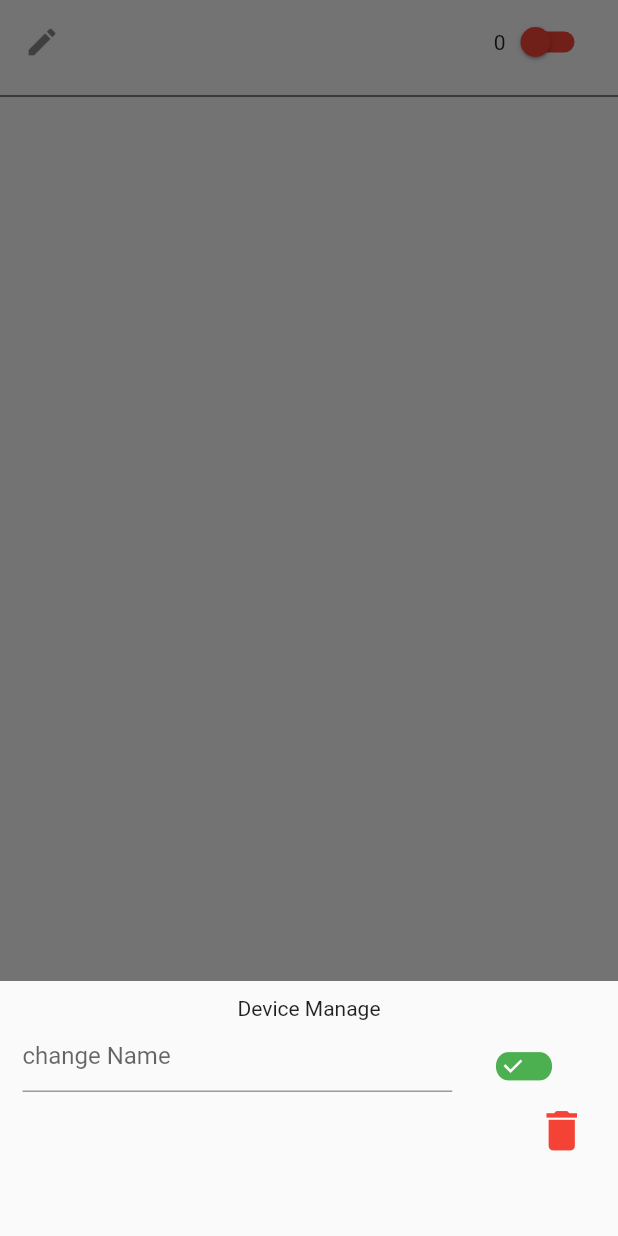
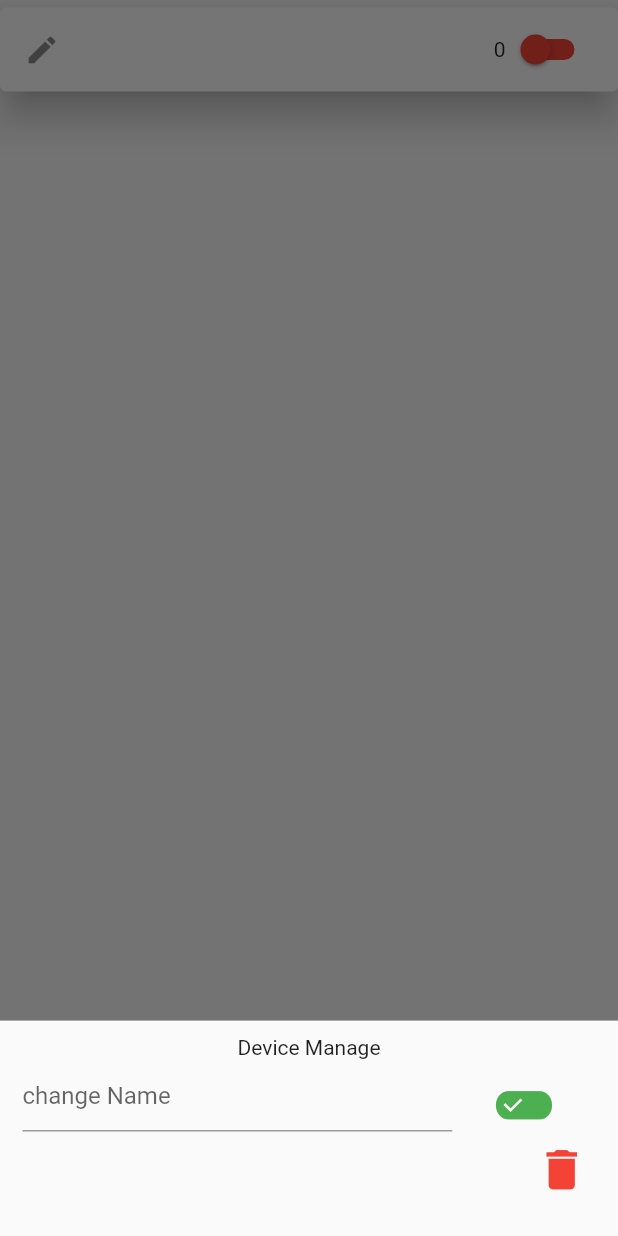
Before and after one commit to maksmatviyiv/diploma, a Flutter app: the DeviceDisplay widget shown alone on an empty page, opened directly with empty values, after a tap on an icon or button, on a phone screen of 412 x 824 dp. Run offline on Flutter 3.47's test engine with Material 2 defaults, Android fonts, the phone set to English and light mode, and no system bars; our stand-ins replace cloud_firestore, firebase_auth; missing offline and left inert: barcode_scan; accounts and stored records are empty.

Commit message:
improved design and responsive application

```diff
--- a/lib/components/device_display.dart
+++ b/lib/components/device_display.dart
@@ -15,9 +15,10 @@ class DeviceDisplay extends StatelessWidget {
 
   @override
   Widget build(BuildContext context) {
-    return Column(
-      children: <Widget>[
-        ListTile(
+    return Card(
+      elevation: 10,
+      margin: EdgeInsets.symmetric(vertical: 5.0),
+      child: ListTile(
         leading: GestureDetector(child: Icon(Icons.edit)),
         onTap: () {
           showModalBottomSheet(
@@ -55,10 +56,6 @@ class DeviceDisplay extends StatelessWidget {
           ],
         ),
       ),
-        Divider(
-          color: Colors.black,
-        ),
-      ],
     );
   }
 }
--- a/lib/components/device_manage.dart
+++ b/lib/components/device_manage.dart
@@ -16,8 +16,9 @@ class DeviceManage extends StatelessWidget {
   @override
   Widget build(BuildContext context) {
     return Container(
-      height: 150.0,
+      height: MediaQuery.of(context).size.height * 0.15,
       margin: EdgeInsets.symmetric(horizontal: 15.0, vertical: 10.0),
+      child: SingleChildScrollView(
         child: Column(
           crossAxisAlignment: CrossAxisAlignment.end,
           children: [
@@ -51,6 +52,7 @@ class DeviceManage extends StatelessWidget {
                 onPressed: removeDevice),
           ],
         ),
+      ),
     );
   }
 }
--- a/lib/screens/scanner_screen.dart
+++ b/lib/screens/scanner_screen.dart
@@ -24,6 +24,7 @@ class _ScannerScreenState extends State<ScannerScreen> {
   @override
   Widget build(BuildContext context) {
     return MaterialApp(
+      debugShowCheckedModeBanner: false,
       home: _errorMessage != null
           ? ScanError(
               scanFunction: scan,
```
Lines whose indentation alone changed are shown as unchanged.
